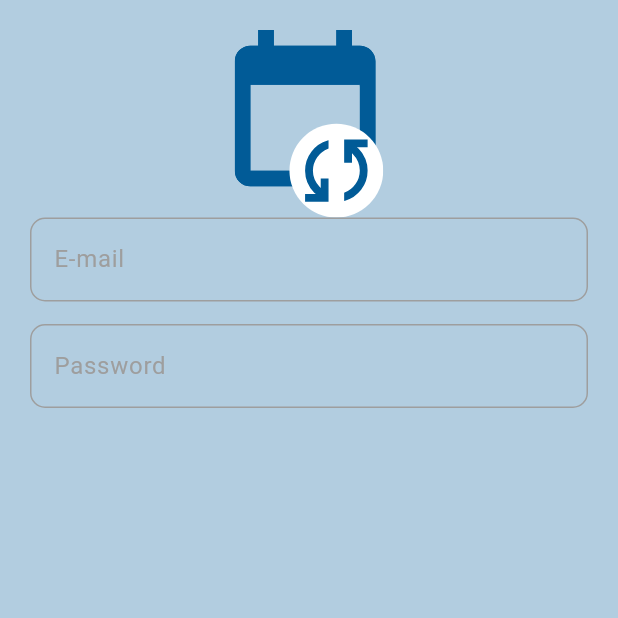
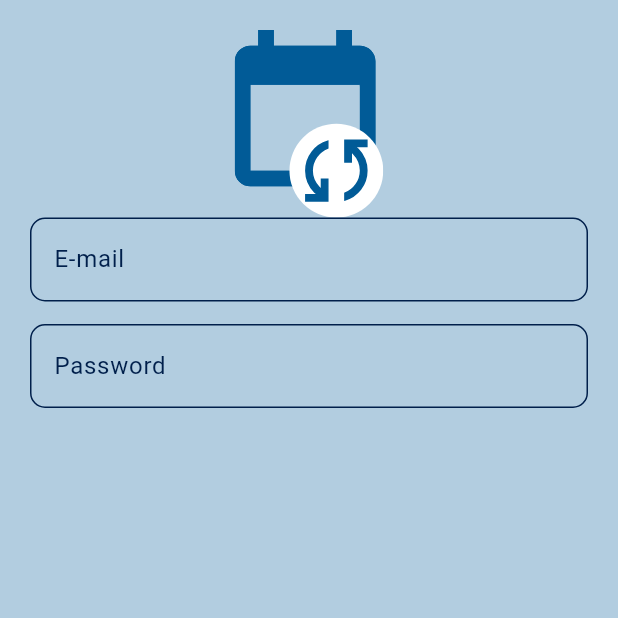
Before and after one commit to barbaragrinop/calendall-pptu, a Flutter app: the screen it shows after launch, on a phone screen of 412 x 824 dp, the top half of it. Run offline on Flutter 3.47's test engine with Material 3 defaults, Android fonts, the light colour scheme and no system bars; our stand-ins replace flutter_svg.

Commit message:
fix: change inputs color

```diff
--- a/lib/components/Input/password.dart
+++ b/lib/components/Input/password.dart
@@ -1,3 +1,4 @@
+import 'package:calendall_pptu/util/custom-colors.dart';
 import 'package:flutter/material.dart';
 
 class FieldPassword extends StatelessWidget {
@@ -36,17 +37,17 @@
           decoration: InputDecoration (
             labelText: name,
             counterText: "",
-            labelStyle: const TextStyle ( color: Colors.grey),
+            labelStyle: const TextStyle (color: CustomColors.PrimaryGray),
             border: const OutlineInputBorder(
-              borderSide: BorderSide(color: Colors.grey),
+              borderSide: BorderSide(color: CustomColors.PrimaryGray),
               borderRadius: BorderRadius.all(Radius.circular(10))
             ),
             enabledBorder: const OutlineInputBorder(
-              borderSide: BorderSide(color: Colors.grey),
+              borderSide: BorderSide(color: CustomColors.PrimaryGray),
               borderRadius: BorderRadius.all(Radius.circular(10))
             ),
             focusedBorder: const OutlineInputBorder(
-              borderSide: BorderSide(color: Colors.grey),
+              borderSide: BorderSide(color: CustomColors.PrimaryGray),
               borderRadius: BorderRadius.all(Radius.circular(10))
             ),
           ),
--- a/lib/components/Input/text.dart
+++ b/lib/components/Input/text.dart
@@ -1,3 +1,4 @@
+import 'package:calendall_pptu/util/custom-colors.dart';
 import 'package:flutter/material.dart';
 
 class FieldText extends StatelessWidget {
@@ -35,17 +36,17 @@
           decoration: InputDecoration (
             labelText: name,
             counterText: "",
-            labelStyle: const TextStyle ( color: Colors.grey),
+            labelStyle: const TextStyle (color: CustomColors.PrimaryGray),
             border: const OutlineInputBorder(
-              borderSide: BorderSide(color: Colors.grey),
+              borderSide: BorderSide(color: CustomColors.PrimaryGray),
               borderRadius: BorderRadius.all(Radius.circular(10))
             ),
             enabledBorder: const OutlineInputBorder(
-              borderSide: BorderSide(color: Colors.grey),
+              borderSide: BorderSide(color: CustomColors.PrimaryGray),
               borderRadius: BorderRadius.all(Radius.circular(10))
             ),
             focusedBorder: const OutlineInputBorder(
-              borderSide: BorderSide(color: Colors.grey),
+              borderSide: BorderSide(color: CustomColors.PrimaryGray),
               borderRadius: BorderRadius.all(Radius.circular(10))
             ),
           ),
```
